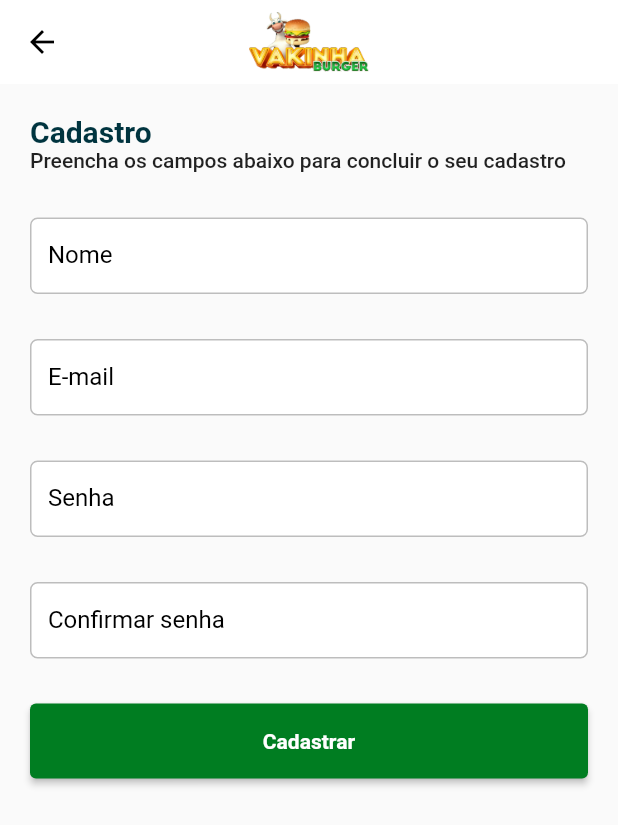
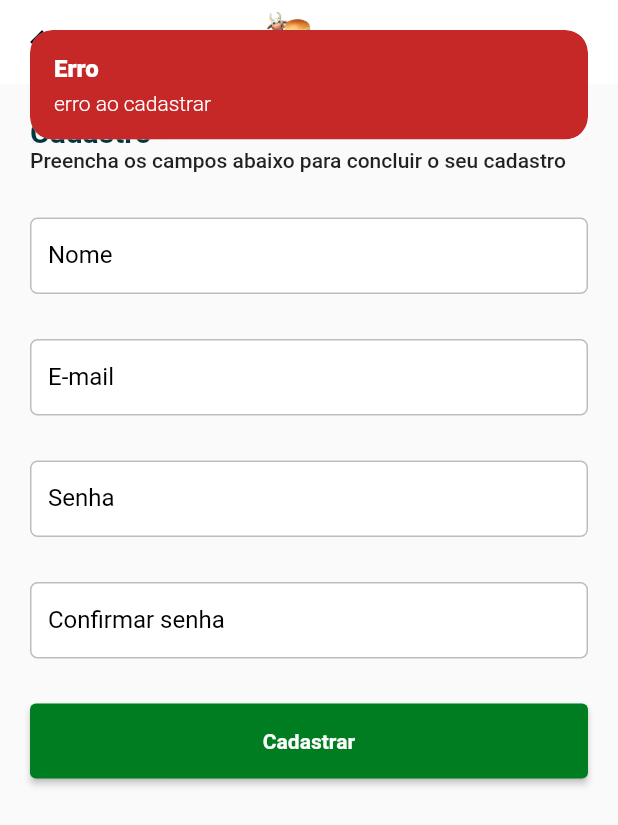
Before and after one commit to andersonribeirosi/vakinha-burger, a Flutter app: the RegisterPage screen opened by its route, after a tap on "Cadastrar", on a phone screen of 412 x 824 dp. Shown: the top 825 px of the screen. Run offline on Flutter 3.47's test engine with Material 2 defaults, Android fonts, the phone set to English and light mode, and no system bars; our stand-ins replace get; Roboto replaces fonts that are missing (mplus1).

Commit message:
Controllers

```diff
--- /dev/null
+++ b/lib/app/core/exceptions/user_notfound_exception.dart
@@ -0,0 +1 @@
+class UserNotFoundException implements Exception {}
--- /dev/null
+++ b/lib/app/core/mixins/messages_mixin.dart
@@ -0,0 +1,53 @@
+import 'package:flutter/material.dart';
+import 'package:get/get.dart';
+
+mixin MessagesMixin on GetxController {
+  // RXN - porque pode vir um valor nulo
+  void messageListener(Rxn<MessageModel> message) {
+    ever<MessageModel?>(message, (model) async {
+      if (model != null) {
+        Get.snackbar(
+          model.title,
+          model.message,
+          backgroundColor: model.type.color(),
+          colorText: model.type.textColor(),
+          margin: const EdgeInsets.all(20),
+        );
+      }
+    });
+  }
+}
+
+class MessageModel {
+  final String title;
+  final String message;
+  final MessageType type;
+
+  MessageModel({
+    required this.title,
+    required this.message,
+    required this.type,
+  });
+}
+
+enum MessageType { error, info }
+
+extension MessageTypeColorExt on MessageType {
+  Color color() {
+    switch (this) {
+      case MessageType.error:
+        return Colors.red[800]!;
+      case MessageType.info:
+        return Colors.blue[200]!;
+    }
+  }
+
+  Color textColor() {
+    switch (this) {
+      case MessageType.error:
+        return Colors.white;
+      case MessageType.info:
+        return Colors.black;
+    }
+  }
+}
--- /dev/null
+++ b/lib/app/core/ui/vakinha_state.dart
@@ -0,0 +1,7 @@
+import 'package:flutter/cupertino.dart';
+import 'package:get/get.dart';
+
+abstract class VakinhaState<S extends StatefulWidget, C extends GetxController>
+    extends State<S> {
+  C get controller => Get.find();
+}
--- /dev/null
+++ b/lib/app/modules/auth/register/register_bindings.dart
@@ -0,0 +1,21 @@
+import 'package:get/get.dart';
+import 'package:vakinha_burger_mobile/app/modules/auth/register/register_controller.dart';
+import 'package:vakinha_burger_mobile/app/repositories/auth/auth_repository.dart';
+import 'package:vakinha_burger_mobile/app/repositories/auth/auth_repository_impl.dart';
+
+class RegisterBindings implements Bindings {
+  @override
+  void dependencies() {
+    Get.lazyPut<AuthRepository>(
+      () => AuthRepositoryImpl(
+        restClient: Get.find(),
+      ),
+    );
+
+    Get.lazyPut(
+      () => RegisterController(
+        authRepository: Get.find(),
+      ),
+    );
+  }
+}
--- /dev/null
+++ b/lib/app/modules/auth/register/register_controller.dart
@@ -0,0 +1,40 @@
+import 'package:get/get.dart';
+import 'package:vakinha_burger_mobile/app/core/mixins/loader_mixin.dart';
+import 'package:vakinha_burger_mobile/app/core/mixins/messages_mixin.dart';
+import 'package:vakinha_burger_mobile/app/repositories/auth/auth_repository.dart';
+
+class RegisterController extends GetxController
+    with LoaderMixin, MessagesMixin {
+  final AuthRepository _authRepository;
+
+  final loading = false.obs;
+  final message = Rxn<MessageModel>();
+
+  RegisterController({
+    required AuthRepository authRepository,
+  }) : _authRepository = authRepository;
+
+  @override
+  void onInit() {
+    loaderListener(loading);
+    messageListener(message);
+    super.onInit();
+  }
+
+  void qualquer() {
+    message(
+      MessageModel(
+        title: "Erro",
+        message: "erro ao cadastrar",
+        type: MessageType.error,
+      ),
+    );
+    // loading.toggle();
+    // Future.delayed(
+    //   const Duration(
+    //     seconds: 2,
+    //   ),
+    //   () => loading.toggle(),
+    // );
+  }
+}
--- a/lib/app/modules/auth/register/register_page.dart
+++ b/lib/app/modules/auth/register/register_page.dart
@@ -1,11 +1,24 @@
 import 'package:flutter/material.dart';
 import 'package:get/get.dart';
+import 'package:vakinha_burger_mobile/app/core/ui/vakinha_state.dart';
 import 'package:vakinha_burger_mobile/app/core/ui/widgets/vakinha_appbar.dart';
 import 'package:vakinha_burger_mobile/app/core/ui/widgets/vakinha_button.dart';
 import 'package:vakinha_burger_mobile/app/core/ui/widgets/vakinha_textformfield.dart';
+import 'package:vakinha_burger_mobile/app/modules/auth/register/register_controller.dart';
 
-class RegisterPage extends StatelessWidget {
+class RegisterPage extends StatefulWidget {
   const RegisterPage({Key? key}) : super(key: key);
+
+  @override
+  State<RegisterPage> createState() => _RegisterPageState();
+}
+
+class _RegisterPageState
+    extends VakinhaState<RegisterPage, RegisterController> {
+  final formKey = GlobalKey<FormState>();
+  final nameEC = TextEditingController();
+  final emailEC = TextEditingController();
+  final passwordEC = TextEditingController();
 
   @override
   Widget build(BuildContext context) {
@@ -18,6 +31,7 @@ class RegisterPage extends StatelessWidget {
           child: Padding(
             padding: const EdgeInsets.all(20.0),
             child: Form(
+              key: formKey,
               child: Column(
                 crossAxisAlignment: CrossAxisAlignment.start,
                 children: [
@@ -34,15 +48,24 @@ class RegisterPage extends StatelessWidget {
                   const SizedBox(
                     height: 30,
                   ),
-                  const VakinhaTextFormField(label: 'Nome'),
+                  VakinhaTextFormField(
+                    label: 'Nome',
+                    controller: nameEC,
+                  ),
                   const SizedBox(
                     height: 30,
                   ),
-                  const VakinhaTextFormField(label: 'E-mail'),
+                  VakinhaTextFormField(
+                    label: 'E-mail',
+                    controller: emailEC,
+                  ),
                   const SizedBox(
                     height: 30,
                   ),
-                  const VakinhaTextFormField(label: 'Senha'),
+                  VakinhaTextFormField(
+                    label: 'Senha',
+                    controller: passwordEC,
+                  ),
                   const SizedBox(
                     height: 30,
                   ),
@@ -53,7 +76,9 @@ class RegisterPage extends StatelessWidget {
                   VakinhaButton(
                       width: context.width,
                       label: 'Cadastrar',
-                      onPressed: () {}),
+                      onPressed: () {
+                        Get.find<RegisterController>().qualquer();
+                      }),
                 ],
               ),
             ),
--- a/lib/app/repositories/auth/auth_repository.dart
+++ b/lib/app/repositories/auth/auth_repository.dart
@@ -1,5 +1,6 @@
 import 'package:vakinha_burger_mobile/app/models/user_model.dart';
 
 abstract class AuthRepository {
+  Future<UserModel> login(String email, String password);
   Future<UserModel> register(String name, String email, String password);
 }
--- a/lib/app/routes/auth_routes.dart
+++ b/lib/app/routes/auth_routes.dart
@@ -1,5 +1,6 @@
 import 'package:get/get.dart';
 import 'package:vakinha_burger_mobile/app/modules/auth/login/login_page.dart';
+import 'package:vakinha_burger_mobile/app/modules/auth/register/register_bindings.dart';
 import 'package:vakinha_burger_mobile/app/modules/auth/register/register_page.dart';
 
 class AuthRoutes {
@@ -12,6 +13,7 @@ class AuthRoutes {
     ),
     GetPage(
       name: '/auth/register',
+      binding: RegisterBindings(),
       page: () => const RegisterPage(),
     ),
   ];
--- a/lib/main.dart
+++ b/lib/main.dart
@@ -1,5 +1,6 @@
 import 'package:flutter/material.dart';
 import 'package:get/get.dart';
+import 'package:vakinha_burger_mobile/app/core/bindings/application_binding.dart';
 import 'package:vakinha_burger_mobile/app/core/ui/vakinha_ui.dart';
 import 'package:vakinha_burger_mobile/app/routes/auth_routes.dart';
 import 'package:vakinha_burger_mobile/app/routes/splash_router.dart';
@@ -17,6 +18,7 @@ class VakinhaBurgerMainApp extends StatelessWidget {
       debugShowCheckedModeBanner: false,
       title: 'Vakinha Burger',
       theme: VakinhaUi.theme,
+      initialBinding: ApplicationBinding(),
       getPages: [
         ...SplashRouters.routers,
         ...AuthRoutes.routers,
```
Also changed, not shown: lib/app/core/bindings/application_binding.dart (added, +12 -0 lines), lib/app/core/mixins/loader_mixin.dart (added, +24 -0 lines), lib/app/modules/auth/login/login_page.dart (+4 -4 lines), lib/app/repositories/auth/auth_repository_impl.dart (+35 -11 lines).
